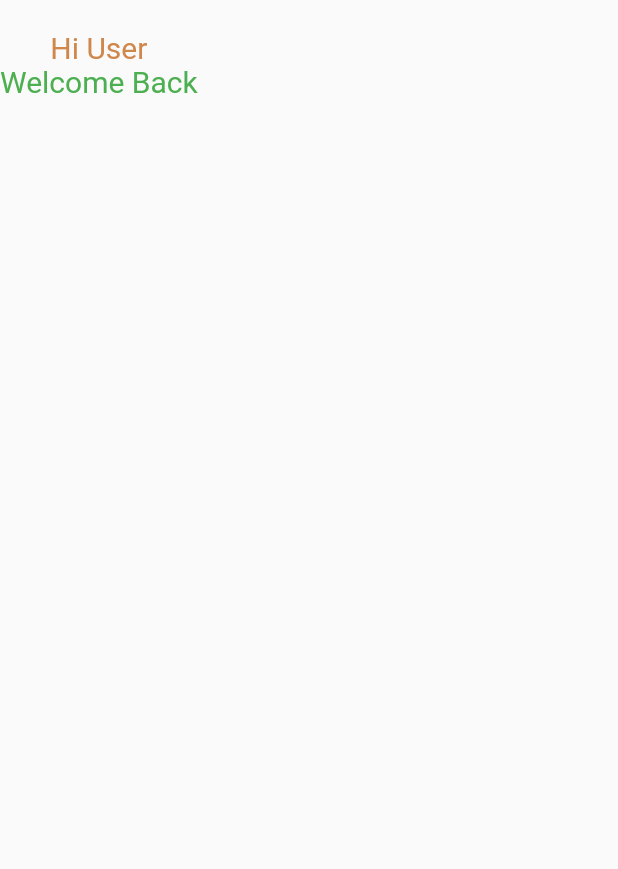
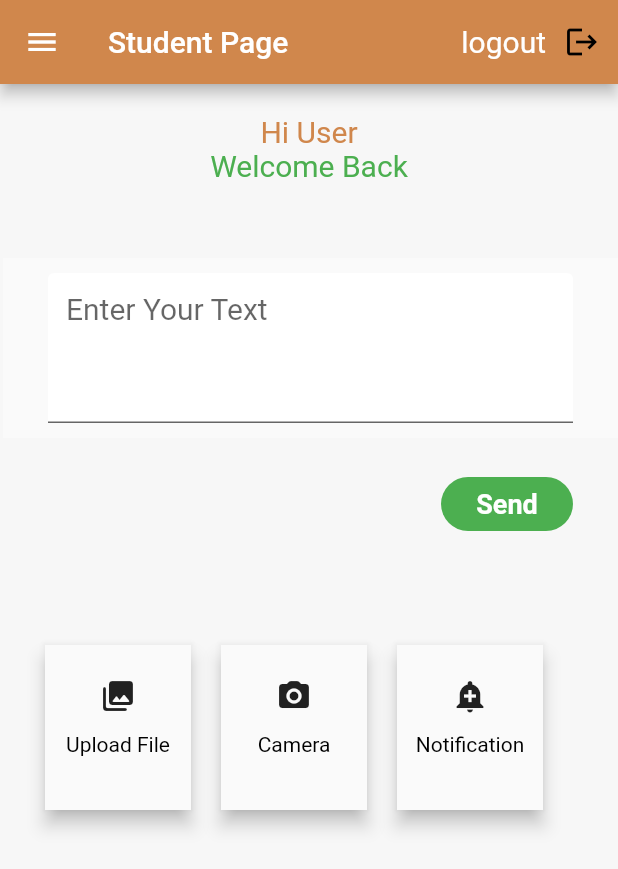
Before and after one commit to nisarali0579/campusemargyservices, a Flutter app: the userScreen screen opened by its route, on a phone screen of 412 x 824 dp. Shown: the top 869 px of the screen. Run offline on Flutter 3.47's test engine with Material 2 defaults, Android fonts, the phone set to English and light mode, and no system bars; our stand-ins replace cloud_firestore, firebase_auth, firebase_core, google_sign_in; accounts and stored records are empty.

Commit message:
ces project

```diff
--- /dev/null
+++ b/lib/screens/user_profile_screen.dart
@@ -0,0 +1,23 @@
+import 'package:flutter/material.dart';
+
+
+ class userProfileScreen extends StatefulWidget {
+   static String id = 'userProfileScreen';
+   @override
+   _userProfileScreenState createState() => _userProfileScreenState();
+ }
+
+ class _userProfileScreenState extends State<userProfileScreen> {
+   @override
+   Widget build(BuildContext context) {
+     return MaterialApp(debugShowCheckedModeBanner: false,
+       home: Scaffold(backgroundColor: Color(0xffD0874C),
+         body:  ListView(
+           children: [
+             Text("Profile page")
+           ],
+         ),
+       ),
+     );
+   }
+ }
--- a/lib/screens/user_screen.dart
+++ b/lib/screens/user_screen.dart
@@ -1,4 +1,8 @@
 import 'package:flutter/material.dart';
+import 'package:campus_emargency_project_ui/utils/utils.dart';
+import 'package:campus_emargency_project_ui/Widgets/card_widget_screen.dart';
+import 'user_menu_screen.dart';
+import 'package:campus_emargency_project_ui/services/user_management_screen.dart';
 
 class userScreen extends StatefulWidget {
   static String id = 'userScreen';
@@ -12,13 +16,120 @@ class _userScreenState extends State<userScreen> {
   Widget build(BuildContext context) {
     return SafeArea(
       child: Scaffold(
-          body: Column(
-            children: [
-              SizedBox(height: 20.0,),
-              Text('Hi User',style: TextStyle(color: Color(0xffD0874C),fontSize: 20.0),),
-              Text('Welcome Back',style: TextStyle(color: Colors.green,fontSize: 20.0),),
-            ],
-          )
+        backgroundColor: Color(0XFFF7F7F7),
+        appBar: AppBar(
+          actions: [
+            Center(
+                child: Text(
+              "logout",
+              style: TextStyle(fontSize: 20.0),
+            )),
+            IconButton(
+                icon: Icon(
+                  Icons.logout,
+                  color: Colors.black,
+                ),
+                onPressed: null)
+          ],
+          title: Text('Student Page'),
+          backgroundColor: Color(0xffD0874C),
+          leading: IconButton(
+            icon: Icon(Icons.menu),
+            onPressed: () {
+              Navigator.pushNamed(context, UserMenuScreen.id);
+            },
+          ),
+        ),
+        body: ListView(
+          children: [
+            SizedBox(
+              height: 20.0,
+            ),
+            Column(
+              crossAxisAlignment: CrossAxisAlignment.center,
+              children: [
+                Text(
+                  'Hi User',
+                  style: TextStyle(color: Color(0xffD0874C), fontSize: 20.0),
+                ),
+                Text(
+                  'Welcome Back',
+                  style: TextStyle(color: Colors.green, fontSize: 20.0),
+                ),
+              ],
+            ),
+            Column(
+              crossAxisAlignment: CrossAxisAlignment.end,
+              children: [
+                SizedBox(
+                  height: 50.0,
+                ),
+                Container(
+                    child: Material(
+                  // elevation: 5,
+                  child: Padding(
+                    padding: const EdgeInsets.symmetric(
+                        horizontal: 30.0, vertical: 10),
+                    child: SizedBox(
+                      width: 350.0,
+                      height: 100.0,
+                      child: TextField(
+                        style: TextStyle(fontSize: 20.0),
+                        maxLines: 10,
+                        decoration: InputDecoration(
+                          fillColor: Colors.white,
+                          filled: true,
+                          hintText: 'Enter Your Text',
+                        ),
+                      ),
+                    ),
+                  ),
+                )),
+                Padding(
+                  padding:
+                      EdgeInsets.symmetric(horizontal: 30.0, vertical: 20.0),
+                  child: Utils.smallButton('Send', () {
+                    Navigator.pushNamed(context, UserMenuScreen.id);
+                  }),
+                ),
+              ],
+            ),
+            SizedBox(
+              height: 50.0,
+            ),
+            Padding(
+              padding: const EdgeInsets.symmetric(horizontal: 30.0),
+              child: Row(
+                children: [
+                  Cards(
+                    icon: Icon(Icons.photo_library_rounded),
+                    name: "Upload File",
+                    onPressed: () {},
+                  ),
+                  SizedBox(
+                    width: 20.0,
+                  ),
+                  Cards(
+                    icon: Icon(Icons.photo_camera_rounded),
+                    name: "Camera",
+                    onPressed: () {},
+                  ),
+                  SizedBox(
+                    width: 20.0,
+                  ),
+                  Cards(
+                    icon: Icon(Icons.add_alert),
+                    name: "Notification",
+                    onPressed: () {},
+                  ),
+                  SizedBox(
+                    width: 20.0,
+                  )
+                ],
+              ),
+            ),
+          ],
+        ),
       ),
     );
   }
--- a/pubspec.yaml
+++ b/pubspec.yaml
@@ -34,6 +34,7 @@ dependencies:
   cloud_firestore: ^0.16.0+1
   modal_progress_hud: ^0.1.3
   google_sign_in:
+  firebase_messaging:
 
 
 dev_dependencies:
```
Also changed, not shown: lib/main.dart (+8 -0 lines), lib/screens/admin_login_screen.dart (+43 -32 lines), lib/screens/user_menu_screen.dart (added, +96 -0 lines), lib/screens/user_notification_screen.dart (added, +71 -0 lines), lib/services/user_management_screen.dart (added, +85 -0 lines), lib/utils/utils.dart (+19 -0 lines), pubspec.lock.
